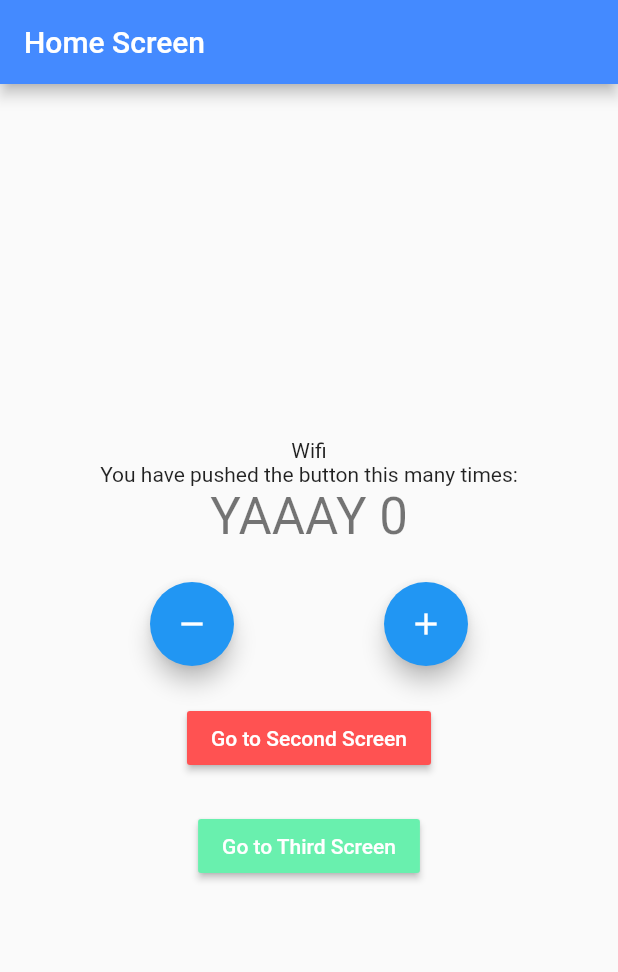
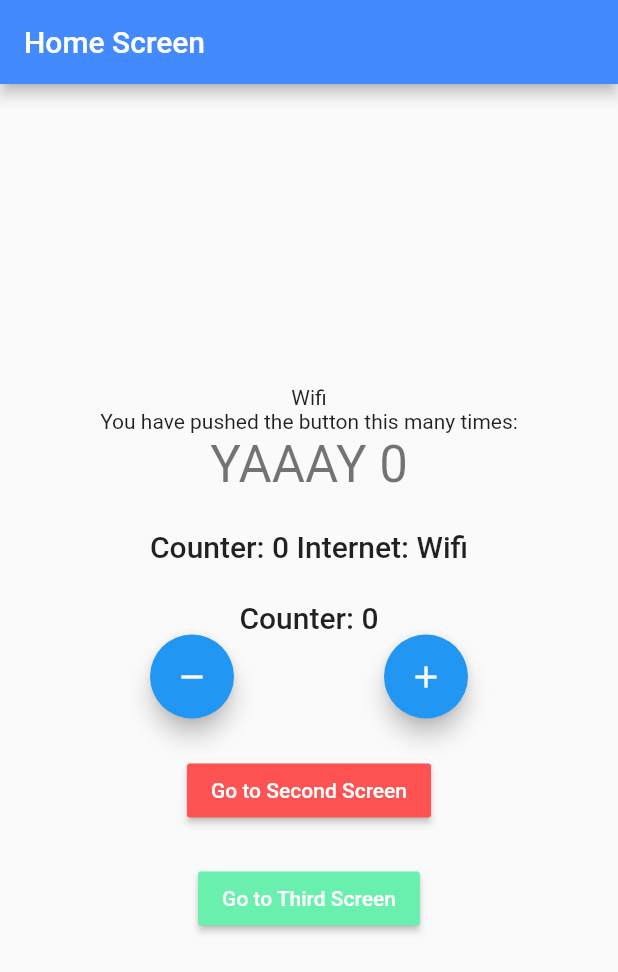
Before and after one commit to TusharRoy23/flutter-bloc-practice, a Flutter app: the screen it shows after launch, after a tap on the "remove" icon, on a phone screen of 412 x 824 dp. Shown: the top 972 px of the screen. Run offline on Flutter 3.47's test engine with Material 2 defaults, Android fonts, the phone set to English and light mode, and no system bars; our stand-ins replace bloc, connectivity_plus, equatable, flutter_bloc.

Commit message:
multiple bloc

```diff
--- a/basic_one/lib/presentation/screen/home_screen.dart
+++ b/basic_one/lib/presentation/screen/home_screen.dart
@@ -89,6 +89,46 @@ class _HomeScreenState extends State<HomeScreen> {
               SizedBox(
                 height: 24,
               ),
+              Builder(builder: (context) {
+                final counterState = context.watch<CounterCubit>().state;
+                final internetState = context.watch<InternetCubit>().state;
+
+                if (internetState is InternetConnected &&
+                    internetState.connectionType == ConnectionType.Mobile) {
+                  return Text(
+                    'Counter: ' +
+                        counterState.counterValue.toString() +
+                        ' Internet: Mobile',
+                    style: Theme.of(context).textTheme.headline6,
+                  );
+                } else if (internetState is InternetConnected &&
+                    internetState.connectionType == ConnectionType.Wifi) {
+                  return Text(
+                    'Counter: ' +
+                        counterState.counterValue.toString() +
+                        ' Internet: Wifi',
+                    style: Theme.of(context).textTheme.headline6,
+                  );
+                } else {
+                  return Text(
+                    'Counter: ' +
+                        counterState.counterValue.toString() +
+                        ' Internet: Disconnected',
+                    style: Theme.of(context).textTheme.headline6,
+                  );
+                }
+              }),
+              SizedBox(
+                height: 24,
+              ),
+              Builder(builder: (ctx) {
+                final counterValue = ctx
+                    .select((CounterCubit cubit) => cubit.state.counterValue);
+                return Text(
+                  'Counter: ' + counterValue.toString(),
+                  style: Theme.of(ctx).textTheme.headline6,
+                );
+              }),
               Row(
                 mainAxisAlignment: MainAxisAlignment.spaceEvenly,
                 children: [
```
